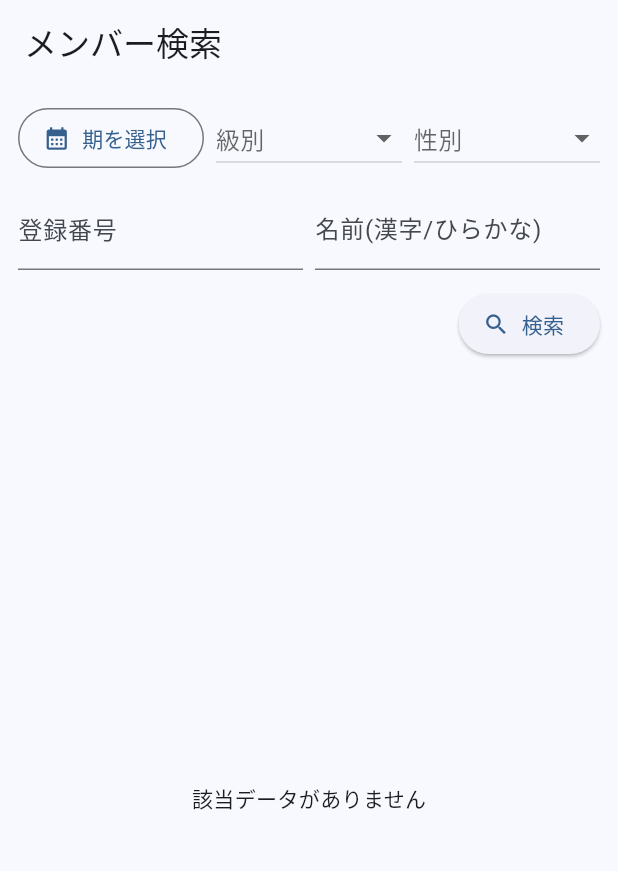
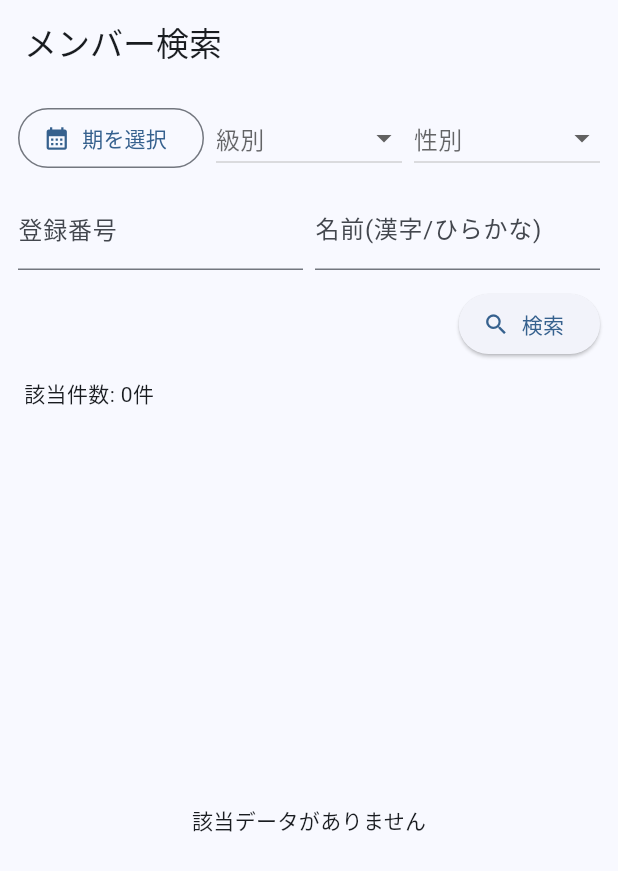
Before and after one commit to teru-kaji/boat_racer_databook, a Flutter app: the screen it shows after launch, on a phone screen of 412 x 824 dp. Shown: the top 871 px of the screen. Run offline on Flutter 3.47's test engine with Material 3 defaults, Android fonts, the phone set to English and light mode, and no system bars; our stand-ins replace fl_chart, objectbox; accounts and stored records are empty; generated files the repository leaves out were written again; statements that could not run were skipped.

Commit message:
・検索人数を表示、blanch->branchに修正 ・アプリ起動時に、データを読み込んでいます...と表示 ・"公式プロフィールを見る"を追加 ・選手写真をアイコン化、タップで公式ページを開く ・mainからdetail画面の移動を高速化するため、MemberオブジェクトのかわりにID(member.id)だけを渡す ・インデックスを増やして高速化 ・DataTimeから、次集計開始月に変換（20251=>2024/11) ・DataTime値から具体的な年月を表示 ・検索ボタンを追加 ・事故数の表の幅を広げる ・コース別事故件数に合計行を追記 ・コース別事故数の表追加 ・member_history_pageの1-4から0-5に変更 　member.dartを全項目対応化 ・選手の詳細情報（血液型、出身地など）追加 ・検索画面の性別、級別に””を追加、CircleAvatarに性別ごとに色分け ・member_history_page追加 ・検索画面修正 ・棒グラフ追加 ・dataTime(期)の最大値をデフォ ・検索フィールド追加 ・エラー復旧 ・エラーあり

```diff
--- a/lib/member_list_page.dart
+++ b/lib/member_list_page.dart
@@ -131,6 +131,7 @@ class _MemberListPageState extends State<MemberListPage> {
       body: Padding(
         padding: const EdgeInsets.all(12),
         child: Column(
+          crossAxisAlignment: CrossAxisAlignment.start,
           children: [
             // === 期選択行 ===
             Row(
@@ -224,6 +225,14 @@ class _MemberListPageState extends State<MemberListPage> {
             ),
 
             const SizedBox(height: 12),
+
+            // === 件数表示 ===
+            Padding(
+              padding: const EdgeInsets.symmetric(horizontal: 4.0),
+              child: Text('該当件数: ${_results.length}件'),
+            ),
+
+            const SizedBox(height: 8),
 
             // === 検索結果 ===
             Expanded(
--- a/lib/models/member.dart
+++ b/lib/models/member.dart
@@ -32,18 +32,10 @@ class Member {
   String? sex;
 
   // 基本情報
-  //String? dataTime;
-  //String? number;
-  //String? name;
-  //String? nameKana;
-  //String? kana;
   String? kana2;
-  //String? kana3;
-  String? branch;
-  //String? rank;
+  String? branch; // blanch から branch に修正
   String? wBirthday;
   String? gBirthday;
-  //String? sex;
   String? age;
   String? height;
   String? weight;
@@ -202,7 +194,6 @@ class Member {
   String? invalidOnObstruction5;
   String? invalidOnObstruction6;
 
-  // ---- ここが修正点：全フィールドをコンストラクタに追加 ----
   Member({
     this.id = 0,
     this.dataTime,
@@ -212,7 +203,7 @@ class Member {
     this.kana,
     this.kana2,
     this.kana3,
-    this.branch,
+    this.branch, // blanch から branch に修正
     this.rank,
     this.wBirthday,
     this.gBirthday,
@@ -362,7 +353,7 @@ class Member {
       kana: s('Kana'),
       kana2: s('Kana2'),
       kana3: s('Kana3'),
-      branch: s('Branch'),
+      branch: s('Branch'), // blanch から branch に修正
       rank: s('Rank'),
       wBirthday: s('WBirthday'),
       gBirthday: s('GBirthday'),
```
